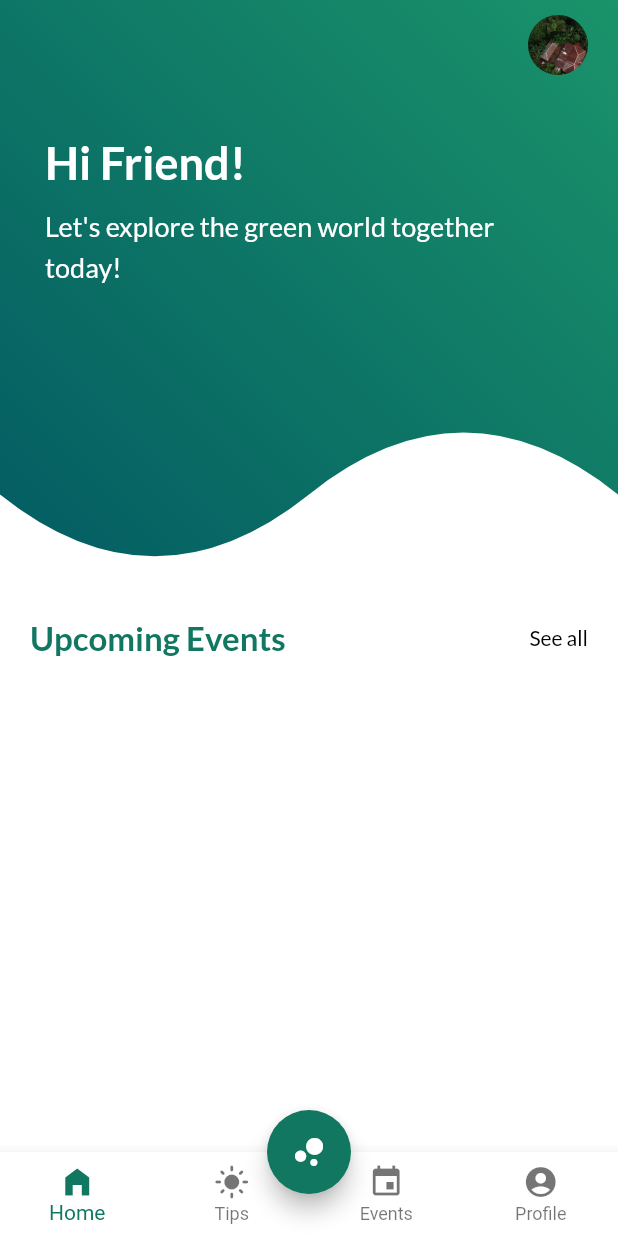
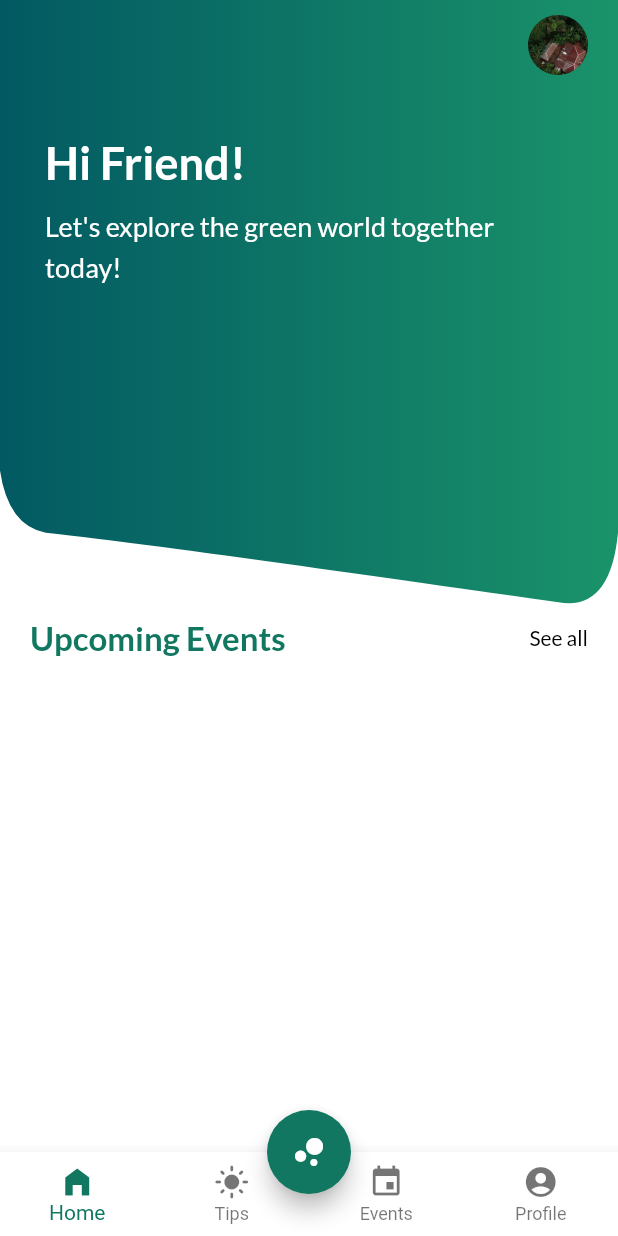
Before and after one commit to yunweneric/Greeniser, a Flutter app: the screen it shows after launch, after a tap on "Skip", on a phone screen of 412 x 824 dp. Run offline on Flutter 3.47's test engine with Material 2 defaults, Android fonts, the phone set to English and light mode, and no system bars; our stand-ins replace awesome_dialog, cached_network_image, device_preview, flutter_svg, fluttertoast, font_awesome_flutter and 3 more.

Commit message:
added fader

```diff
--- a/lib/screens/app/HomePage.dart
+++ b/lib/screens/app/HomePage.dart
@@ -3,6 +3,7 @@ import 'package:flutter/material.dart';
 import 'package:google_fonts/google_fonts.dart';
 import 'package:greeniser/utilities/CustomClipper.dart';
 import '../../utilities/constants.dart';
+import 'dart:ui' as ui;
 
 class HomePage extends StatefulWidget {
   const HomePage({Key? key}) : super(key: key);
@@ -19,8 +20,20 @@ class _HomePageState extends State<HomePage> {
       body: SingleChildScrollView(
         child: Column(
           children: [
-            ClipPath(
-              clipper: CurveClipper(),
+            Stack(
+              overflow: Overflow.visible,
+              children: [
+                CustomPaint(
+                  size: Size(
+                      screenWidth(context),
+                      (screenWidth(context) * 1)
+                          .toDouble()), //You can Replace [WIDTH] with your desired width for Custom Paint and height will be calculated automatically
+                  painter: RPSCustomPainter(),
+                ),
+                Positioned(
+                  top: 0,
+                  left: 0,
+                  right: 0,
                   child: TweenAnimationBuilder(
                     tween: Tween<double>(
                         begin: screenHeight(context) / 4,
@@ -28,18 +41,18 @@ class _HomePageState extends State<HomePage> {
                     duration: Duration(milliseconds: 500),
                     builder: (BuildContext context, double val, child) {
                       return Container(
-                    height: val,
-                    decoration: BoxDecoration(
-                      gradient: LinearGradient(
-                          begin: Alignment.topRight,
-                          end: Alignment.bottomLeft,
-                          colors: [Color(0XFF1A936A), Color(0xff025962)]),
-                      borderRadius: BorderRadius.only(
-                        bottomLeft: Radius.circular(20),
-                        bottomRight: Radius.circular(20),
-                      ),
-                      // color: kbluecover2,
-                    ),
+                        height: 250,
+                        // decoration: BoxDecoration(
+                        //   gradient: LinearGradient(
+                        //       begin: Alignment.topRight,
+                        //       end: Alignment.bottomLeft,
+                        //       colors: [Color(0XFF1A936A), Color(0xff025962)]),
+                        //   borderRadius: BorderRadius.only(
+                        //     bottomLeft: Radius.circular(20),
+                        //     bottomRight: Radius.circular(20),
+                        //   ),
+                        //   // color: kbluecover2,
+                        // ),
                         child: SafeArea(
                           child: Column(
                             crossAxisAlignment: CrossAxisAlignment.start,
@@ -73,7 +86,8 @@ class _HomePageState extends State<HomePage> {
                                     vertical: 10,
                                   ),
                                   child: Column(
-                                crossAxisAlignment: CrossAxisAlignment.start,
+                                    crossAxisAlignment:
+                                        CrossAxisAlignment.start,
                                     mainAxisAlignment: MainAxisAlignment.start,
                                     children: [
                                       Text(
@@ -118,6 +132,8 @@ class _HomePageState extends State<HomePage> {
                     },
                   ),
                 ),
+              ],
+            ),
             Padding(
               padding: const EdgeInsets.symmetric(horizontal: 20.0),
               child: Column(
@@ -157,3 +173,43 @@ class _HomePageState extends State<HomePage> {
     );
   }
 }
+
+class RPSCustomPainter extends CustomPainter {
+  @override
+  void paint(Canvas canvas, Size size) {
+    Paint paint_0 = new Paint()
+      ..color = Color.fromARGB(255, 33, 150, 243)
+      ..style = PaintingStyle.fill
+      ..strokeWidth = 1;
+    paint_0.shader = ui.Gradient.linear(
+        Offset(0, size.height),
+        Offset(size.width, size.height),
+        [Color(0xff025962), Color(0XFF1A936A)],
+        [0.00, 1.00]);
+
+    Path path_0 = Path();
+    path_0.moveTo(0, 0);
+    path_0.lineTo(size.width, 0);
+    path_0.lineTo(size.width, size.height * 0.8619102);
+    path_0.quadraticBezierTo(size.width * 0.9876300, size.height * 0.9894246,
+        size.width * 0.9035000, size.height * 0.9743959);
+    path_0.cubicTo(
+        size.width * 0.7036875,
+        size.height * 0.9462745,
+        size.width * 0.2665600,
+        size.height * 0.8828423,
+        size.width * 0.0742500,
+        size.height * 0.8619102);
+    path_0.quadraticBezierTo(size.width * 0.0131900, size.height * 0.8507595, 0,
+        size.height * 0.7612198);
+    path_0.lineTo(0, 0);
+    path_0.close();
+
+    canvas.drawPath(path_0, paint_0);
+  }
+
+  @override
+  bool shouldRepaint(covariant CustomPainter oldDelegate) {
+    return true;
+  }
+}
```
Lines whose indentation alone changed are shown as unchanged.
